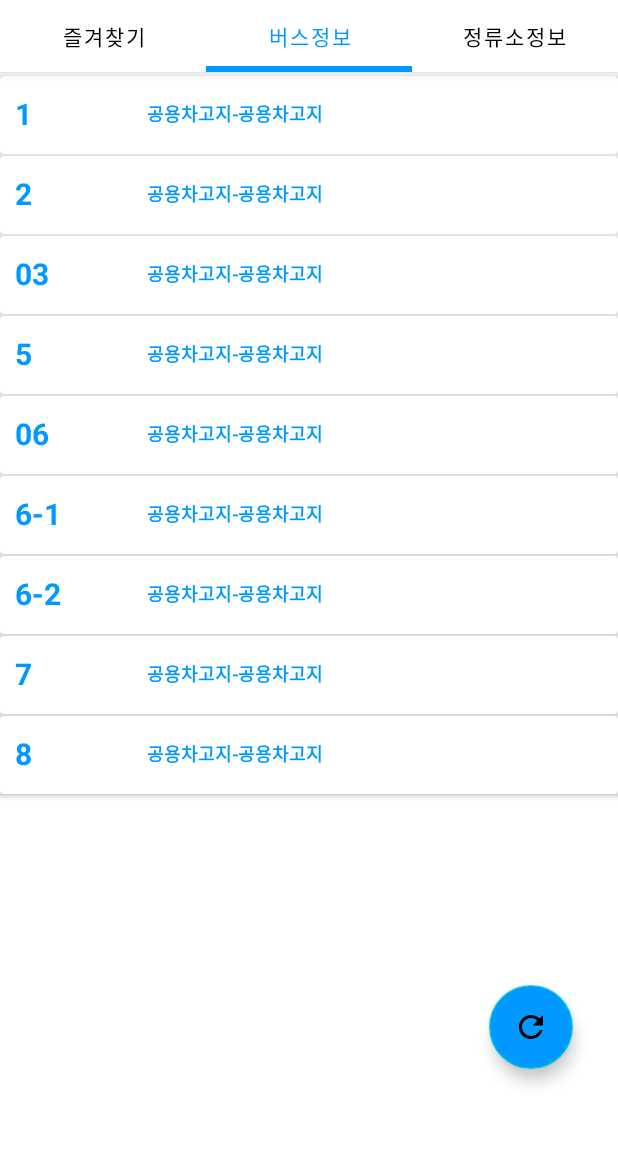
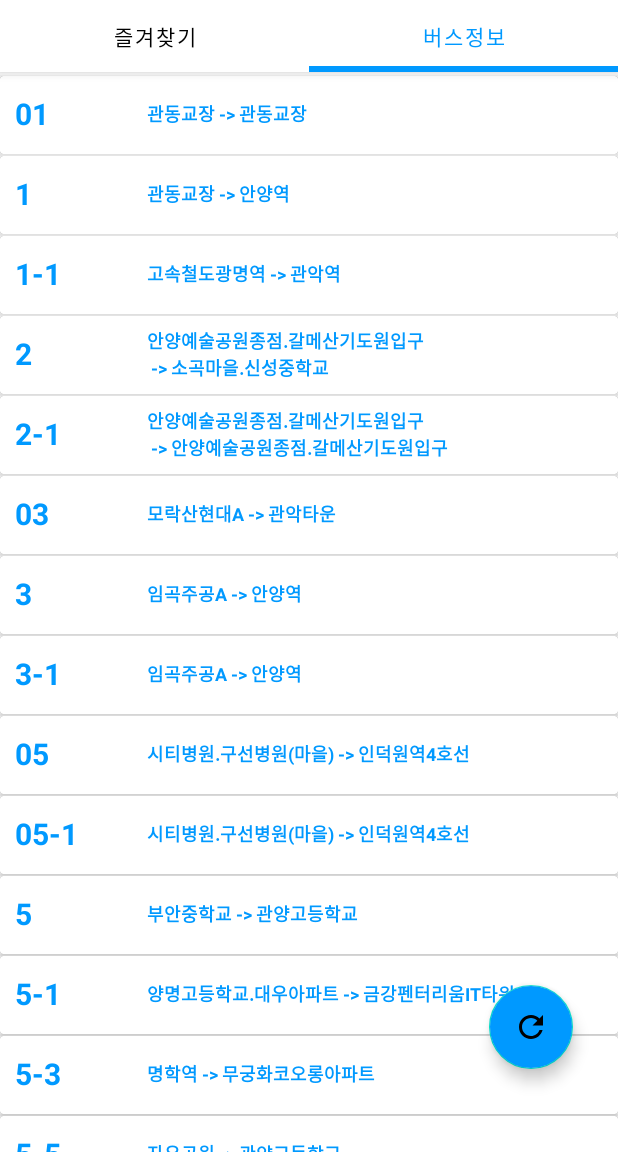
Before and after one commit to icetea94/bustajaproject, an Android app: the screen it shows after launch (MainActivity), tab 2 chosen, on a phone screen of 412 x 824 dp, the part 84-1236 px from its top. Run offline under Robolectric (Android 15) with nearby library versions, the phone set to English and light mode, and no system bars; Roboto replaces fonts that are not available here; 1 statement that could not run was skipped.

Commit message:
Merge branch 'hotfix'
# Conflicts:
#	app/src/main/java/com/example/bustaja/BusstopItem.java

```diff
--- a/app/src/main/AndroidManifest.xml
+++ b/app/src/main/AndroidManifest.xml
@@ -17,7 +17,9 @@
         <activity android:name=".AddmemMain" android:parentActivityName=".LoginMain" android:theme="@style/AppTheme.Appbar">
 
         </activity>
+        <activity android:name=".NoticeMain" android:parentActivityName=".MainActivity" android:theme="@style/AppTheme.Appbar">
 
+        </activity>
         <activity android:name=".LoginMain" android:parentActivityName=".MainActivity" android:theme="@style/AppTheme.Appbar">
 
         </activity>
--- a/app/src/main/java/com/example/bustaja/BoardAdapter.java
+++ b/app/src/main/java/com/example/bustaja/BoardAdapter.java
@@ -17,6 +17,7 @@ public class BoardAdapter extends BaseAdapter {
     TextView title_textView;
     TextView date_textView;
     TextView content_textView;
+
     public BoardAdapter(ArrayList<Boards> boardDatas, Context context) {
         this.boardDatas = boardDatas;
         this.context = context;
@@ -52,7 +53,7 @@ public class BoardAdapter extends BaseAdapter {
         nickname_textView.setText(boardDatas.get(position).getNickname());
         title_textView.setText(boardDatas.get(position).getTitle());
         content_textView.setText(boardDatas.get(position).getContents());
-        date_textView.setText(boardDatas.get(position).getDate().toString());
+        date_textView.setText(boardDatas.get(position).getDate());
 
         return convertView;
     }
--- a/app/src/main/java/com/example/bustaja/BusMainAdapter.java
+++ b/app/src/main/java/com/example/bustaja/BusMainAdapter.java
@@ -12,15 +12,14 @@ import androidx.fragment.app.FragmentPagerAdapter;
 
 public class BusMainAdapter extends FragmentPagerAdapter {
 
-    Fragment[] fragments = new Fragment[3];
-    String [] pageTitles=new String[]{"즐겨찾기","버스정보","정류소정보"};
+    Fragment[] fragments = new Fragment[2];
+    String [] pageTitles=new String[]{"즐겨찾기","버스정보"};
 
 
     public BusMainAdapter(@NonNull FragmentManager fm) {
         super(fm);
         fragments[0] = new FavoriteFragment();
         fragments[1] = new CityFragment();
-        fragments[2] = new BusstopFragment();
     }
 
     @NonNull
--- a/app/src/main/java/com/example/bustaja/BusstopAdapter.java
+++ /dev/null
@@ -1,85 +0,0 @@
-package com.example.bustaja;
-
-import android.content.Context;
-
-
-import android.view.LayoutInflater;
-import android.view.View;
-import android.view.ViewGroup;
-import android.widget.BaseAdapter;
-import android.widget.TextView;
-import android.widget.Toast;
-
-
-import androidx.annotation.NonNull;
-import androidx.recyclerview.widget.RecyclerView;
-
-import java.util.ArrayList;
-
-public class BusstopAdapter  extends RecyclerView.Adapter<BusstopAdapter.MyViewHolder> {
-
-    Context context;
-    ArrayList<BusstopItem> busstopItem;
-
-    public class MyViewHolder extends RecyclerView.ViewHolder {
-
-        public TextView busstop_num, busstop_name;
-
-
-        public MyViewHolder(View view) {
-
-            super(view);
-
-            busstop_num = view.findViewById(R.id.busstop_num);
-            busstop_name =view.findViewById(R.id.busstop_name);
-
-            view.setOnClickListener(new View.OnClickListener() {
-                @Override
-                public void onClick(View view) {
-                    //클릭된 아이템뷰가 리사이클러 뷰에서 몇번째 index(position)인지 알아내기
-                    int position  = getAdapterPosition();
-
-
-                    Toast.makeText(context,position+":"+busstopItem.get(position),Toast.LENGTH_SHORT).show();
-                }
-            });
-
-        }
-
-
-    }
-
-    public BusstopAdapter(ArrayList<BusstopItem> busstopItem,Context context){
-
-        this.busstopItem = busstopItem;
-        this.context = context;
-
-    }
-
-    @NonNull
-    @Override
-    public BusstopAdapter.MyViewHolder onCreateViewHolder(@NonNull ViewGroup parent, int viewType) {
-        View view = LayoutInflater.from(parent.getContext())
-                .inflate(R.layout.busstop_list_item, parent, false);
-        BusstopAdapter.MyViewHolder holder=new BusstopAdapter.MyViewHolder(view);
-
-        return holder;
-    }
-
-    @Override
-    public void onBindViewHolder(@NonNull BusstopAdapter.MyViewHolder holder, int position) {
-        com.example.bustaja.BusstopAdapter.MyViewHolder holder4=(com.example.bustaja.BusstopAdapter.MyViewHolder)holder;
-
-        holder4.busstop_num.setText(busstopItem.get(position).getBusstopnum());
-        holder4.busstop_name.setText(busstopItem.get(position).getBusstopname());
-
-
-    }
-
-
-    @Override
-    public int getItemCount() {
-        return busstopItem.size();
-    }
-
-}
--- a/app/src/main/java/com/example/bustaja/BusstopFragment.java
+++ /dev/null
@@ -1,75 +0,0 @@
-package com.example.bustaja;
-
-import android.content.Context;
-import android.os.Bundle;
-import android.view.LayoutInflater;
-import android.view.View;
-import android.view.ViewGroup;
-
-import android.widget.AdapterView;
-import android.widget.ListView;
-import android.widget.TextView;
-import android.widget.Toast;
-
-import androidx.annotation.NonNull;
-import androidx.annotation.Nullable;
-import androidx.fragment.app.Fragment;
-import androidx.recyclerview.widget.LinearLayoutManager;
-import androidx.recyclerview.widget.RecyclerView;
-
-import com.google.android.material.floatingactionbutton.FloatingActionButton;
-import com.google.android.material.snackbar.Snackbar;
-
-import java.util.ArrayList;
-
-public class BusstopFragment extends Fragment {
-
-    TextView busstop_empty_tv;
-    RecyclerView busstop_listview;
-    FloatingActionButton busstop_refresh_fab;
-    ArrayList<BusstopItem> busstopItem=new ArrayList<>();
-    BusstopAdapter busstopAdapter;
-    @Override
-    public void onCreate(@Nullable Bundle savedInstanceState) {
-        super.onCreate(savedInstanceState);
-        BusstopData();
-    }
-
-    @Nullable
-    @Override
-    public View onCreateView(@NonNull LayoutInflater inflater, @Nullable ViewGroup container, @Nullable Bundle savedInstanceState) {
-        View view= inflater.inflate(R.layout.fragment_busstop, container, false);
-        busstop_listview=view.findViewById(R.id.busstop_listview);
-        busstop_empty_tv = view.findViewById(R.id.busstop_empty_tv);
-        RecyclerView.LayoutManager mLayoutManager = new LinearLayoutManager(getActivity());
-
-        busstopAdapter = new BusstopAdapter(busstopItem,getContext());
-
-        busstop_refresh_fab=view.findViewById(R.id.busstop_refresh_fab);
-        busstop_refresh_fab.setVisibility(View.VISIBLE);
-        busstop_listview.setLayoutManager(mLayoutManager);
-        busstop_listview.setAdapter(busstopAdapter);
-        busstop_refresh_fab.setOnClickListener(new View.OnClickListener() {
-            @Override
-            public void onClick(View view) {
-                Snackbar.make(view, "최신 정보를 불러오는 중입니다", Snackbar.LENGTH_SHORT).setAction("Refresh", null).show();
-            }
-        });
-        if (busstopItem.isEmpty()) {
-            busstop_listview.setVisibility(View.GONE);
-            busstop_empty_tv.setVisibility(View.VISIBLE);
-        }
-        else {
-            busstop_listview.setVisibility(View.VISIBLE);
-            busstop_empty_tv.setVisibility(View.GONE);
-        }
-
-        return view;
-    }
-
-    private void BusstopData() {
-        busstopItem.add(new BusstopItem("14112","공용차고지"));
-        busstopItem.add(new BusstopItem("14113","공용차고지"));
-    }
-
-}
--- a/app/src/main/java/com/example/bustaja/BusstopItem.java
+++ /dev/null
@@ -1,33 +0,0 @@
-package com.example.bustaja;
-
-public class BusstopItem {
-    private String Busstopnum;
-    private String Busstopname;
-
-    public BusstopItem() {
-    }
-
-    public BusstopItem(String Busstopnum, String Busstopname) {
-//dsfasfdfadfsfgfhfxdghfdshergkeasklgnalkgwaln;kawenf;oawifneoawfne;lwgkanwlkgdffffffffffffff
-        this.Busstopnum = Busstopnum;
-        this.Busstopname = Busstopname;
-
-    }
-
-    public String getBusstopnum() {
-        return Busstopnum;
-    }
-
-    public void setBusstopnum(String busstopnum) {
-        Busstopnum = busstopnum;
-    }
-
-    public String getBusstopname() {
-        return Busstopname;
-    }
-
-    public void setBusstopname(String busstopname) {
-        Busstopname = busstopname;
-    }
-
-}
--- a/app/src/main/java/com/example/bustaja/CityFragment.java
+++ b/app/src/main/java/com/example/bustaja/CityFragment.java
@@ -1,15 +1,12 @@
 package com.example.bustaja;
 
-import android.content.Context;
+
 import android.os.Bundle;
 import android.view.LayoutInflater;
 import android.view.View;
 import android.view.ViewGroup;
+import android.widget.TextView;
 
-import android.widget.AdapterView;
-import android.widget.ListView;
-import android.widget.TextView;
-import android.widget.Toast;
 
 import androidx.annotation.NonNull;
 import androidx.annotation.Nullable;
@@ -69,15 +66,43 @@ public class CityFragment extends Fragment {
     }
 
     private void CityData() {
-        cityItem.add(new CityItem("1","공용차고지-공용차고지"));
-        cityItem.add(new CityItem("2","공용차고지-공용차고지"));
-        cityItem.add(new CityItem("03","공용차고지-공용차고지"));
-        cityItem.add(new CityItem("5","공용차고지-공용차고지"));
-        cityItem.add(new CityItem("06","공용차고지-공용차고지"));
-        cityItem.add(new CityItem("6-1","공용차고지-공용차고지"));
-        cityItem.add(new CityItem("6-2","공용차고지-공용차고지"));
-        cityItem.add(new CityItem("7","공용차고지-공용차고지"));
-        cityItem.add(new CityItem("8","공용차고지-공용차고지"));
+
+        cityItem.add(new CityItem("01","관동교장 -> 관동교장"));
+        cityItem.add(new CityItem("1","관동교장 -> 안양역"));
+        cityItem.add(new CityItem("1-1","고속철도광명역 -> 관악역"));
+        cityItem.add(new CityItem("2","안양예술공원종점.갈메산기도원입구\n -> 소곡마을.신성중학교"));
+        cityItem.add(new CityItem("2-1","안양예술공원종점.갈메산기도원입구\n -> 안양예술공원종점.갈메산기도원입구"));
+        cityItem.add(new CityItem("03","모락산현대A -> 관악타운"));
+        cityItem.add(new CityItem("3","임곡주공A -> 안양역"));
+        cityItem.add(new CityItem("3-1","임곡주공A -> 안양역"));
+        cityItem.add(new CityItem("05","시티병원.구선병원(마을) -> 인덕원역4호선"));
+        cityItem.add(new CityItem("05-1","시티병원.구선병원(마을) -> 인덕원역4호선"));
+        cityItem.add(new CityItem("5","부안중학교 -> 관양고등학교"));
+        cityItem.add(new CityItem("5-1","양명고등학교.대우아파트 -> 금강펜터리움IT타워"));
+        cityItem.add(new CityItem("5-3","명학역 -> 무궁화코오롱아파트"));
+        cityItem.add(new CityItem("5-5","자유공원 -> 관양고등학교"));
+        cityItem.add(new CityItem("06","한가람한양아파트 -> 한가람한양아파트"));
+        cityItem.add(new CityItem("06","한가람한양아파트 -> 한가람한양아파트"));
+        cityItem.add(new CityItem("6","학현삼거리 -> 인덕원역4호선"));
+        cityItem.add(new CityItem("6-1","한림대병원 -> 포도원.현대.대림아파트.유한양행"));
+        cityItem.add(new CityItem("6-1","새터마을종점 -> 인덕원역4호선"));
+        cityItem.add(new CityItem("6-1","한림대병원 -> 한림대병원"));
+        cityItem.add(new CityItem("6-2","경인교대 -> 금정역"));
+        cityItem.add(new CityItem("06-2","모락산안골식당 -> 인덕원역4호선"));
+        cityItem.add(new CityItem("6-3","벽산아파트1단지정문 -> 안양예술공원"));
+        cityItem.add(new CityItem("6-5","호계푸르지오A -> 호계푸르지오A"));
+        cityItem.add(new CityItem("7","스마트베이 -> 임곡주공아파트"));
+        cityItem.add(new CityItem("7","공작럭키아파트 -> 임곡주공아파트"));
+        cityItem.add(new CityItem("8","포도원.현대.대림아파트.유한양행 -> 문화공원"));
+        cityItem.add(new CityItem("9","신안초등학교.우성아파트 -> 관악역"));
+        cityItem.add(new CityItem("10","청계산주차장 -> 인덕원역4호선"));
+        cityItem.add(new CityItem("10-1","평촌역 -> 성원샹떼빌"));
+        cityItem.add(new CityItem("10-1","청계산주차장 -> 인덕원역4호선"));
+        cityItem.add(new CityItem("10-2","무궁화진흥A -> 소곡마을.신성중학교"));
+        cityItem.add(new CityItem("11","자유공원 -> 옥박골"));
+        cityItem.add(new CityItem("12","숲속마을3.5단지 -> 농수산물도매시장"));
+        cityItem.add(new CityItem("13","숲속마을3.5단지 -> 옥박골"));
+        cityItem.add(new CityItem("70","명학역 -> 주공뜨란채A"));
 
     }
 
--- a/app/src/main/java/com/example/bustaja/MainActivity.java
+++ b/app/src/main/java/com/example/bustaja/MainActivity.java
@@ -5,6 +5,7 @@ import androidx.appcompat.app.ActionBarDrawerToggle;
 import androidx.appcompat.app.AppCompatActivity;
 import androidx.appcompat.widget.Toolbar;
 import androidx.drawerlayout.widget.DrawerLayout;
+import androidx.recyclerview.widget.RecyclerView;
 import androidx.viewpager.widget.ViewPager;
 
 import android.content.Context;
@@ -24,7 +25,7 @@ import java.util.ArrayList;
 
 public class MainActivity extends AppCompatActivity {
 
-    ArrayList<BusstopItem> numDatas=new ArrayList<>();
+    ArrayList<CityItem> numDatas=new ArrayList<>();
     NavigationView navigationView;
     DrawerLayout drawerLayout;
     ActionBarDrawerToggle drawerToggle;
@@ -37,9 +38,9 @@ public class MainActivity extends AppCompatActivity {
 
     private BackPressCloseHandler backPressCloseHandler;
 
-    ListView favor_listview;
-    ListView city_listview;
-    ListView busstop_listview;
+    RecyclerView favor_listview;
+    RecyclerView city_listview;
+
 
     @Override
     protected void onCreate(Bundle savedInstanceState) {
@@ -49,7 +50,6 @@ public class MainActivity extends AppCompatActivity {
         backPressCloseHandler = new BackPressCloseHandler(this);
 
         city_listview=findViewById(R.id.city_listview);
-        busstop_listview=findViewById(R.id.busstop_listview);
         favor_listview=findViewById(R.id.favor_listview);
         Toolbar toolbar = findViewById(R.id.toolbar);
         setSupportActionBar(toolbar);
@@ -94,10 +94,13 @@ public class MainActivity extends AppCompatActivity {
                     case R.id.menu_login:
                         Intent intent=new Intent(MainActivity.this,LoginMain.class);
                         startActivity(intent);
+
                         break;
                     case R.id.menu_favor:
                         break;
                     case R.id.menu_notice:
+                        intent=new Intent(MainActivity.this,NoticeMain.class);
+                        startActivity(intent);
                         break;
                     case R.id.menu_messageboard:
 
@@ -133,7 +136,7 @@ public class MainActivity extends AppCompatActivity {
         getMenuInflater().inflate(R.menu.option, menu);
         searchItem = menu.findItem(R.id.option_search);
         searchView = (SearchView) searchItem.getActionView();
-        searchView.setQueryHint("버스 번호, 정류소번호, 정류소명 입력");
+        searchView.setQueryHint("버스 번호 입력");
         searchView.setOnQueryTextListener(new SearchView.OnQueryTextListener(){
 
 
@@ -148,8 +151,6 @@ public class MainActivity extends AppCompatActivity {
                         searchView.setIconified(true);
 
                         Toast.makeText(MainActivity.this, "검색이 완료되었습니다.", Toast.LENGTH_SHORT).show();
-
-                        busstop_listview.setSelection(i);
 
                         return false;
                     }
@@ -180,6 +181,4 @@ public class MainActivity extends AppCompatActivity {
     // 스위치 케이스 로 토스트 달아놓기
         return super.onOptionsItemSelected(item);
 }
-
-
 }//main activity
--- a/app/src/main/java/com/example/bustaja/MessageboardMain.java
+++ b/app/src/main/java/com/example/bustaja/MessageboardMain.java
@@ -49,6 +49,9 @@ public class MessageboardMain extends AppCompatActivity {
 
         boardAdapter2 = new ArrayAdapter(MessageboardMain.this, R.layout.message_board_form, boardDatas);
         listView.setAdapter(boardAdapter2);
+
+        boardDatas.add(new Boards("","","",""));
+
 
         imm = (InputMethodManager) getSystemService(Context.INPUT_METHOD_SERVICE);
 
--- a/app/src/main/res/layout/city_list_item.xml
+++ b/app/src/main/res/layout/city_list_item.xml
@@ -7,7 +7,6 @@
         android:layout_width="match_parent"
         android:background="#FFFFFF"
         android:layout_height="match_parent">
-
 
         <TextView
             android:id="@+id/city_bus_num"
@@ -34,15 +33,6 @@
             android:layout_marginLeft="20dp"
             android:paddingLeft="8dp"/>
 
-
-        <TextView android:id="@+id/city_bus_time"
-            android:layout_width="80dp"
-            android:layout_height="50dp"
-            android:text="0분0초 전"
-            android:textStyle="bold"
-            android:layout_marginTop="15dp"
-            android:layout_alignParentRight="true"/>
-
     </RelativeLayout>
 
 
--- a/app/src/main/res/layout/drawer_header.xml
+++ b/app/src/main/res/layout/drawer_header.xml
@@ -27,7 +27,7 @@
         android:layout_height="wrap_content"
         android:textColor="@color/white"
         android:textSize="16sp"
-        android:layout_marginLeft="5dp"
+        android:layout_marginLeft="18dp"
         android:layout_toRightOf="@+id/header_iv"
         android:textStyle="bold"
         android:text="닉네임이\n없습니다"
@@ -36,9 +36,9 @@
         android:id="@+id/tv_mainbus"
         android:layout_width="wrap_content"
         android:layout_height="wrap_content"
-        android:layout_marginLeft="15dp"
+        android:layout_marginLeft="20dp"
 
-        android:layout_marginTop="40dp"
+        android:layout_marginTop="50dp"
         android:layout_toRightOf="@+id/header_tv"
         android:text="안양시 \n버스정보"
         android:textColor="@color/black"
--- a/app/src/main/res/layout/login_main.xml
+++ b/app/src/main/res/layout/login_main.xml
@@ -95,7 +95,6 @@
         android:layout_width="300dp"
         android:layout_height="50dp"
         android:layout_marginBottom="15dp"
-        android:text="로그인"
         android:layout_marginTop="20dp"
         android:layout_marginLeft="36dp"
         android:layout_below="@+id/loginBtn"
--- a/app/src/main/res/layout/message_board_main.xml
+++ b/app/src/main/res/layout/message_board_main.xml
@@ -17,7 +17,6 @@
         android:verticalSpacing="4dp"
         android:horizontalSpacing="4dp"
         android:layout_height="match_parent">
-
     </ListView>
 
 </RelativeLayout>
--- a/app/src/main/res/layout/search_busstop_main.xml
+++ b/app/src/main/res/layout/search_busstop_main.xml
@@ -30,7 +30,7 @@
         android:textSize="14sp"
         android:textColor="@color/gray"
         android:padding="35dip"
-        android:text="검색된 정류소가 없습니다. \n\n정류소명 또는 번호를 검색 해주세요." />
+        android:text="검색된 버스번호가 없습니다" />
 
     <ScrollView android:id="@+id/layout_add_search_busstop"
         android:layout_width="280dp"
```
Also changed, not shown: app/src/main/res/layout/busstop_list_item.xml (deleted, +0 -49 lines), app/src/main/res/layout/fragment_busstop.xml (deleted, +0 -54 lines).
